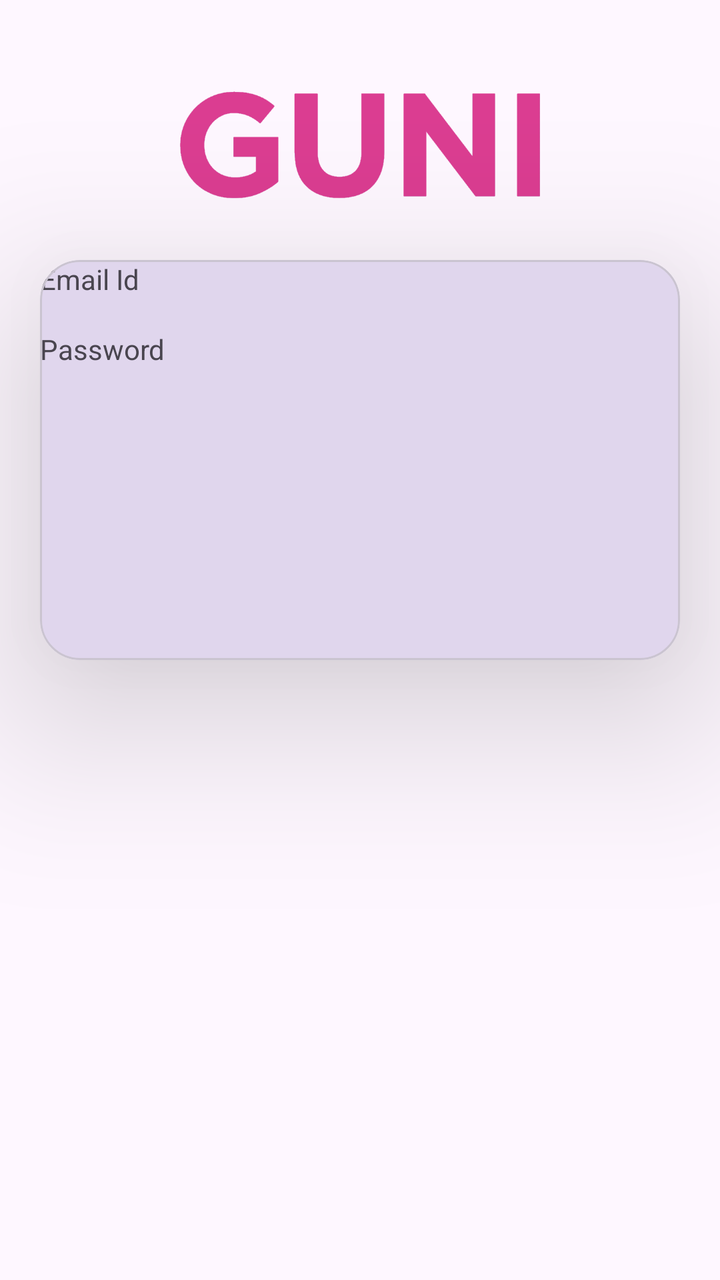
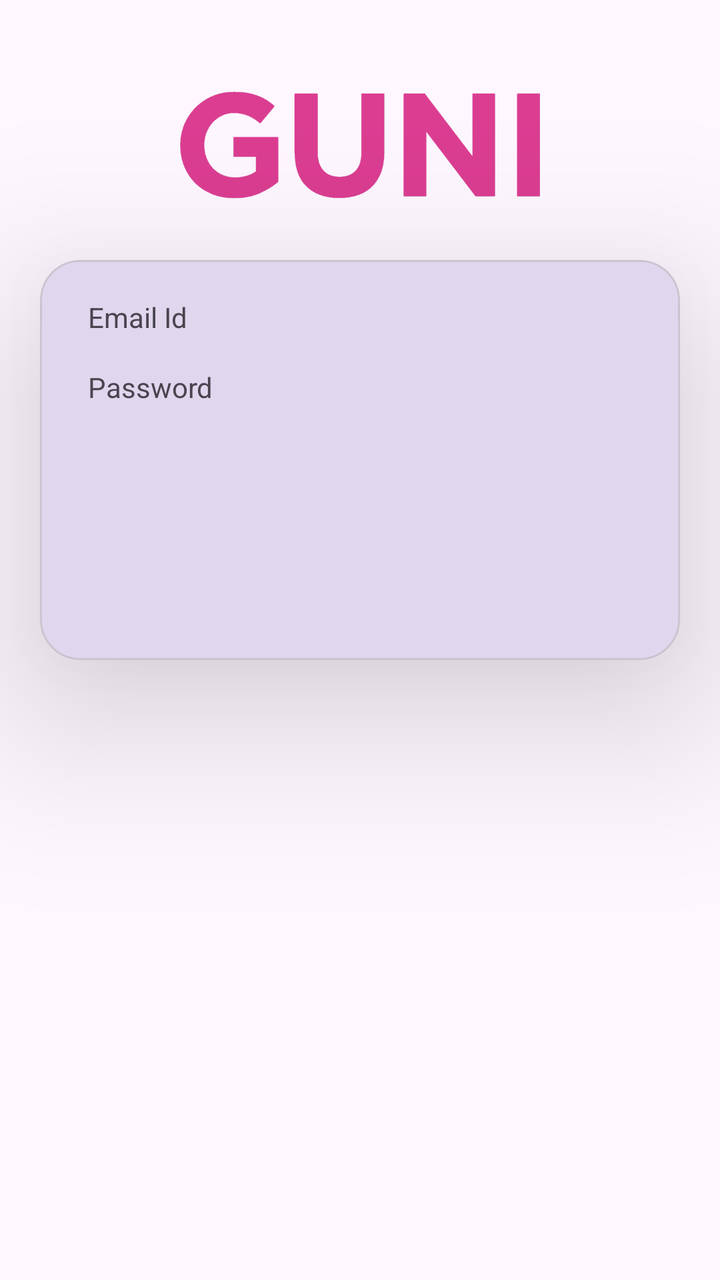

Before-and-after screenshots of an Android layout around one commit, followed by the original layout XML and the change that was made.
<!-- AndroidManifest.xml: application theme Theme.ApplicationTemp -->
<!-- res/layout/activity_main.xml -->
<?xml version="1.0" encoding="utf-8"?>
<androidx.constraintlayout.widget.ConstraintLayout xmlns:android="http://schemas.android.com/apk/res/android"
    xmlns:app="http://schemas.android.com/apk/res-auto"
    xmlns:tools="http://schemas.android.com/tools"
    android:id="@+id/main"
    android:layout_width="match_parent"
    android:layout_height="match_parent"
    tools:context=".MainActivity">

    <ImageView
        android:id="@+id/imageView"
        android:layout_width="match_parent"
        android:layout_height="130dp"
        app:layout_constraintTop_toTopOf="parent"
        app:srcCompat="@drawable/guni_pink_logo"
        />
    <com.google.android.material.card.MaterialCardView
        android:layout_width="match_parent"
        android:layout_height="200dp"
        app:cardElevation="50dp"
        android:layout_marginHorizontal="20dp"
        app:cardCornerRadius="20dp"
        app:layout_constraintTop_toBottomOf="@id/imageView"
        >

        <TextView
            android:id="@+id/textView2"
            android:layout_width="wrap_content"
            android:layout_height="wrap_content" />
        <androidx.constraintlayout.widget.ConstraintLayout
            android:layout_width="match_parent"
            android:layout_height="match_parent">

            <TextView
                android:id="@+id/textView5"
                android:layout_width="wrap_content"
                android:layout_height="wrap_content"
                android:text="Email Id"
                tools:layout_editor_absoluteX="24dp"
                tools:layout_editor_absoluteY="19dp" />

            <TextView
                android:id="@+id/textView6"
                android:layout_width="wrap_content"
                android:layout_height="wrap_content"
                android:layout_marginTop="16dp"
                android:text="Password"
                app:layout_constraintStart_toStartOf="@+id/textView5"
                app:layout_constraintTop_toBottomOf="@+id/textView5" />
        </androidx.constraintlayout.widget.ConstraintLayout>
    </com.google.android.material.card.MaterialCardView>
</androidx.constraintlayout.widget.ConstraintLayout>
<!-- resources referenced by this layout -->
<resources>
  <!-- drawable guni_pink_logo: png bitmap (drawable, 16701 bytes) -->
  <style name="Theme.ApplicationTemp" parent="Base.Theme.ApplicationTemp" />
  <style name="Base.Theme.ApplicationTemp" parent="Theme.Material3.DayNight.NoActionBar">
          
          
      </style>
</resources>

<!-- the commit's change to res/layout/activity_main.xml (unified diff, before → after) -->
@@ -25,7 +25,7 @@
 
         <TextView
             android:id="@+id/textView2"
-            android:layout_width="wrap_content"
+            android:layout_width="1dp"
             android:layout_height="wrap_content" />
         <androidx.constraintlayout.widget.ConstraintLayout
             android:layout_width="match_parent"
@@ -35,9 +35,11 @@
                 android:id="@+id/textView5"
                 android:layout_width="wrap_content"
                 android:layout_height="wrap_content"
+                android:layout_marginStart="24dp"
+                android:layout_marginTop="19dp"
                 android:text="Email Id"
-                tools:layout_editor_absoluteX="24dp"
-                tools:layout_editor_absoluteY="19dp" />
+                app:layout_constraintStart_toStartOf="parent"
+                app:layout_constraintTop_toTopOf="parent" />
 
             <TextView
                 android:id="@+id/textView6"
